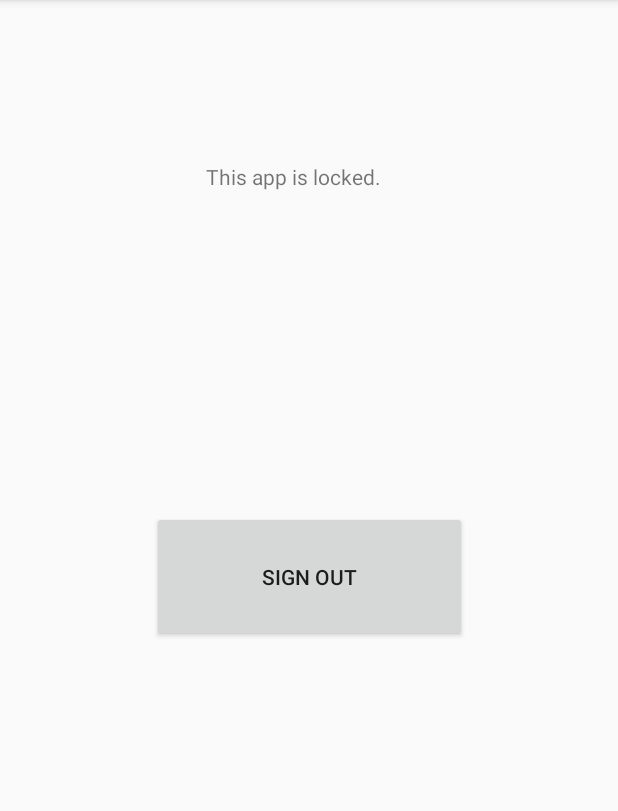
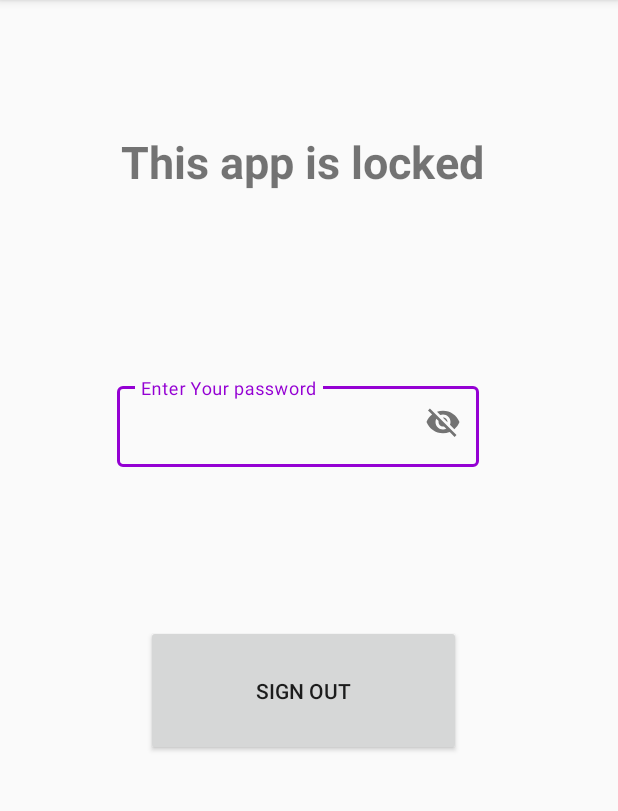
Before and after one commit to alucard-alexander/DigitalCare, an Android app: the LockedScreenSignOut screen opened directly, with no data from a screen before it, on a phone screen of 412 x 824 dp, the part 84-895 px from its top. Run offline under Robolectric (Android 15) with nearby library versions, the phone set to English and light mode, and no system bars; our stand-ins replace Firebase (no records; nobody signed in at launch, a user with empty details on screens opened directly).

Commit message:
almost done

```diff
--- a/app/build.gradle
+++ b/app/build.gradle
@@ -49,5 +49,4 @@ dependencies {
     annotationProcessor 'com.github.bumptech.glide:compiler:4.10.0'
 
 
-
 }
--- a/app/src/main/java/com/example/digitalcare/ChildHome.java
+++ b/app/src/main/java/com/example/digitalcare/ChildHome.java
@@ -17,7 +17,7 @@ public class ChildHome extends AppCompatActivity {
         super.onCreate(savedInstanceState);
         setContentView(R.layout.activity_child_home);
         auth = FirebaseAuth.getInstance();
-        Toast.makeText(this, auth.getUid(), Toast.LENGTH_SHORT).show();
+        //Toast.makeText(this, auth.getUid(), Toast.LENGTH_SHORT).show();
     }
 
     public void addDevice(View view){
--- a/app/src/main/java/com/example/digitalcare/MapsActivity.java
+++ b/app/src/main/java/com/example/digitalcare/MapsActivity.java
@@ -66,7 +66,7 @@ public class MapsActivity extends FragmentActivity implements OnMapReadyCallback
 
         editText = findViewById(R.id.input_search);
 
-        Toast.makeText(this, "Workinggggg", Toast.LENGTH_SHORT).show();
+        //Toast.makeText(this, "Workinggggg", Toast.LENGTH_SHORT).show();
     }
 
     private void init() {
@@ -97,7 +97,7 @@ public class MapsActivity extends FragmentActivity implements OnMapReadyCallback
         mMap.addMarker(new MarkerOptions().position(latLng).title(name));
         mMap.moveCamera(CameraUpdateFactory.newLatLng(latLng));
         String thi = String.valueOf(mark.size());
-        Toast.makeText(this, thi, Toast.LENGTH_SHORT).show();
+        Toast.makeText(this, thi+" markers added", Toast.LENGTH_SHORT).show();
     }
 
     private void geoLocate() {
--- a/app/src/main/res/layout/activity_locked_screen_sign_out.xml
+++ b/app/src/main/res/layout/activity_locked_screen_sign_out.xml
@@ -10,23 +10,54 @@
         android:id="@+id/button9"
         android:layout_width="210dp"
         android:layout_height="87dp"
-        android:onClick="signout"
+        android:onClick="checkPassword"
         android:text="Sign Out"
         app:layout_constraintBottom_toBottomOf="parent"
         app:layout_constraintEnd_toEndOf="parent"
+        app:layout_constraintHorizontal_bias="0.482"
         app:layout_constraintStart_toStartOf="parent"
-        app:layout_constraintTop_toTopOf="parent" />
+        app:layout_constraintTop_toTopOf="parent"
+        app:layout_constraintVertical_bias="0.612" />
 
     <TextView
         android:id="@+id/textView4"
-        android:layout_width="148dp"
-        android:layout_height="108dp"
+        android:layout_width="301dp"
+        android:layout_height="87dp"
         android:layout_marginTop="64dp"
         android:gravity="center"
-        android:text="This app is locked."
+        android:text="This app is locked"
         android:textAlignment="center"
+        android:textSize="30sp"
+        android:textStyle="bold"
         app:layout_constraintEnd_toEndOf="parent"
         app:layout_constraintHorizontal_bias="0.46"
         app:layout_constraintStart_toStartOf="parent"
         app:layout_constraintTop_toTopOf="parent" />
+
+    <com.google.android.material.textfield.TextInputLayout
+        style="@style/Widget.MaterialComponents.TextInputLayout.OutlinedBox"
+        android:layout_width="306dp"
+
+        android:layout_height="59dp"
+        app:layout_constraintBottom_toTopOf="@+id/button9"
+        app:layout_constraintEnd_toEndOf="parent"
+        app:layout_constraintHorizontal_bias="0.733"
+        app:layout_constraintStart_toStartOf="parent"
+        app:layout_constraintTop_toBottomOf="@+id/textView4"
+        app:layout_constraintVertical_bias="0.49"
+        app:passwordToggleEnabled="true">
+
+
+        <EditText
+            android:id="@+id/editText6"
+            android:layout_width="241dp"
+            android:layout_height="wrap_content"
+            android:layout_marginEnd="180dp"
+            android:ems="10"
+            android:hint="Enter Your password"
+            android:inputType="textPersonName"
+            app:layout_constraintEnd_toEndOf="parent"
+            tools:layout_editor_absoluteY="204dp" />
+    </com.google.android.material.textfield.TextInputLayout>
+
 </androidx.constraintlayout.widget.ConstraintLayout>
--- a/app/src/main/res/layout/activity_registration.xml
+++ b/app/src/main/res/layout/activity_registration.xml
@@ -163,6 +163,7 @@
                     android:layout_marginBottom="10dp"
                     android:layout_weight="1"
                     android:background="@drawable/button_good_effect"
+                    android:onClick="cancel1"
                     android:text="Cancel"
                     android:textColor="@android:color/white" />
 
--- a/app/src/main/res/values/strings.xml
+++ b/app/src/main/res/values/strings.xml
@@ -22,6 +22,5 @@
     <string name="menu_gallery">Child Activities</string>
 
 
-
     <string name="childName">Enter Child\'s name</string>
 </resources>
```
Also changed, not shown: app/src/main/AndroidManifest.xml (+5 -10 lines), app/src/main/java/com/example/digitalcare/AddChildDevice.java (+5 -8 lines), app/src/main/java/com/example/digitalcare/ForgotPassword.java (added, +68 -0 lines), app/src/main/java/com/example/digitalcare/LockedScreenSignOut.java (+53 -2 lines), app/src/main/java/com/example/digitalcare/Login.java (+22 -28 lines), app/src/main/java/com/example/digitalcare/Registration.java (+9 -1 lines), app/src/main/java/com/example/digitalcare/Services/LocationService.java (+13 -13 lines), app/src/main/res/layout/activity_add_child_device.xml (+1 -6 lines), app/src/main/res/layout/activity_forgot_password.xml (added, +67 -0 lines), app/src/main/res/layout/activity_login.xml (+44 -16 lines), app/src/main/res/layout/activity_maps.xml (+8 -4 lines).
